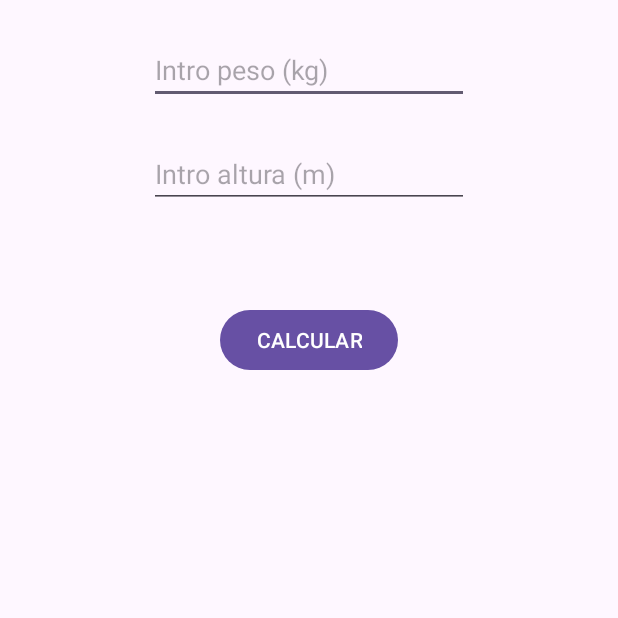
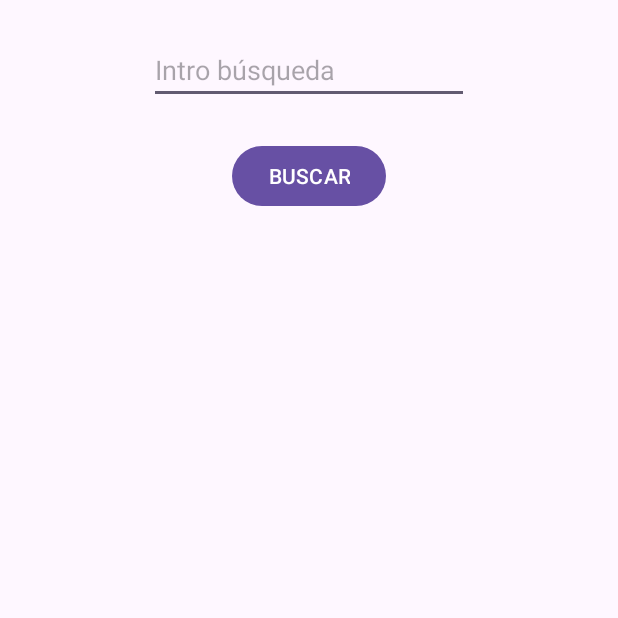
Before and after one commit to Valexx55/CNTGAndroid, an Android app: the screen it shows after launch (IMCActivity before the commit, BusquedaActivity after it), on a phone screen of 412 x 824 dp, the top half of it. Run offline under Robolectric (Android 15) with nearby library versions, the phone set to English and light mode, and no system bars.

Commit message:
IntentImplícito

```diff
--- a/app/src/main/java/edu/val/cntgapp/imc/IMCActivity.kt
+++ b/app/src/main/java/edu/val/cntgapp/imc/IMCActivity.kt
@@ -33,6 +33,7 @@ class IMCActivity : AppCompatActivity() {
             Log.d(Constantes.ETIQUETA_LOG, "Ha tocado el botón")
 
         }*/
+
     }
 
     fun calcularIMC(view: View)//:Unit cuando no devuelve nada
--- a/app/src/main/java/edu/val/cntgapp/imc/ResultadoImcActivity.kt
+++ b/app/src/main/java/edu/val/cntgapp/imc/ResultadoImcActivity.kt
@@ -25,11 +25,14 @@ class ResultadoImcActivity : AppCompatActivity() {
         //Mostrar el resultado
         //intent es el precursor, el Intent que lanzó esta actividad
         val resultadoImc = intent.getFloatExtra("IMC_RESULTADO", 0f)
+        //this.getIntent().getFloatExtra() ESITLO JAVA
 
         when
         {
             resultadoImc < 16 -> {
-                this.mostarResultado(R.drawable.imc_desnutrido, TipoImc.DESNUTRIDO.toString())
+
+                //this.mostarResultado(R.drawable.imc_desnutrido, resources.getString(R.string.imc_desnutrido))
+                this.mostarResultado(R.drawable.imc_delgado, TipoImc.DESNUTRIDO.toString())
             }
             resultadoImc >= 16 && resultadoImc < 18  -> {
                 this.mostarResultado(R.drawable.imc_delgado, TipoImc.DELGADO.toString())
--- /dev/null
+++ b/app/src/main/java/edu/val/cntgapp/intents/BusquedaActivity.kt
@@ -0,0 +1,46 @@
+package edu.`val`.cntgapp.intents
+
+import android.content.Intent
+import android.net.Uri
+import android.os.Bundle
+import android.view.View
+import android.widget.EditText
+import android.widget.Toast
+import androidx.activity.enableEdgeToEdge
+import androidx.appcompat.app.AppCompatActivity
+import androidx.core.view.ViewCompat
+import androidx.core.view.WindowInsetsCompat
+import edu.`val`.cntgapp.R
+
+class BusquedaActivity : AppCompatActivity() {
+    override fun onCreate(savedInstanceState: Bundle?) {
+        super.onCreate(savedInstanceState)
+        enableEdgeToEdge()
+        setContentView(R.layout.activity_busqueda)
+
+        ViewCompat.setOnApplyWindowInsetsListener(findViewById(R.id.main)) { v, insets ->
+            val systemBars = insets.getInsets(WindowInsetsCompat.Type.systemBars())
+            v.setPadding(systemBars.left, systemBars.top, systemBars.right, systemBars.bottom)
+            insets
+        }
+    }
+
+    fun buscar(view: View) {
+
+        val busqueda:String =  findViewById<EditText>(R.id.cajaBusquedaTexto).text.toString()
+        //INTENT PARA VER LA PÁGINA WEB
+        val url = "https://www.google.com/search?q="+busqueda
+        val uri = Uri.parse(url)//paso de string a uri
+        val intentImplicito = Intent(Intent.ACTION_VIEW, uri )//QUIERO VER, UNA WEB
+        if (intentImplicito.resolveActivity(packageManager)!=null)
+        {
+            startActivity(intentImplicito)
+        } else {
+            Toast.makeText(this, "NO HAY UNA APP PARA VER WEBS", Toast.LENGTH_LONG).show()
+        }
+
+
+
+
+    }
+}
--- /dev/null
+++ b/app/src/main/res/layout/activity_busqueda.xml
@@ -0,0 +1,32 @@
+<?xml version="1.0" encoding="utf-8"?>
+<androidx.constraintlayout.widget.ConstraintLayout xmlns:android="http://schemas.android.com/apk/res/android"
+    xmlns:app="http://schemas.android.com/apk/res-auto"
+    xmlns:tools="http://schemas.android.com/tools"
+    android:id="@+id/main"
+    android:layout_width="match_parent"
+    android:layout_height="match_parent"
+    tools:context=".intents.BusquedaActivity">
+
+    <EditText
+        android:id="@+id/cajaBusquedaTexto"
+        android:layout_width="wrap_content"
+        android:layout_height="wrap_content"
+        android:layout_marginTop="24dp"
+        android:ems="10"
+        android:inputType="text"
+        android:hint="Intro búsqueda"
+        app:layout_constraintEnd_toEndOf="parent"
+        app:layout_constraintStart_toStartOf="parent"
+        app:layout_constraintTop_toTopOf="parent" />
+
+    <Button
+        android:id="@+id/button"
+        android:layout_width="wrap_content"
+        android:layout_height="wrap_content"
+        android:layout_marginTop="24dp"
+        android:text="BUSCAR"
+        android:onClick="buscar"
+        app:layout_constraintEnd_toEndOf="parent"
+        app:layout_constraintStart_toStartOf="parent"
+        app:layout_constraintTop_toBottomOf="@+id/cajaBusquedaTexto" />
+</androidx.constraintlayout.widget.ConstraintLayout>
--- a/app/src/main/res/values/strings.xml
+++ b/app/src/main/res/values/strings.xml
@@ -3,4 +3,7 @@
     <string name="mensaje_peso">Intro peso (kg)</string>
     <string name="mensaje_altura">Intro altura (m)</string>
     <string name="boton_calcular">CALCULAR</string>
+    <string name="mensaje_victoria">ACERTASTE</string>
+    <string name="mensaje_derrota">PERDISTE</string>
+    <string name="imc_desnutrido">DESNUTRIDO</string>
 </resources>
```
Also changed, not shown: app/src/main/AndroidManifest.xml (+15 -6 lines), app/src/main/java/edu/val/cntgapp/adivina/AdivinaActivity.kt (+9 -2 lines), 2 other files.
